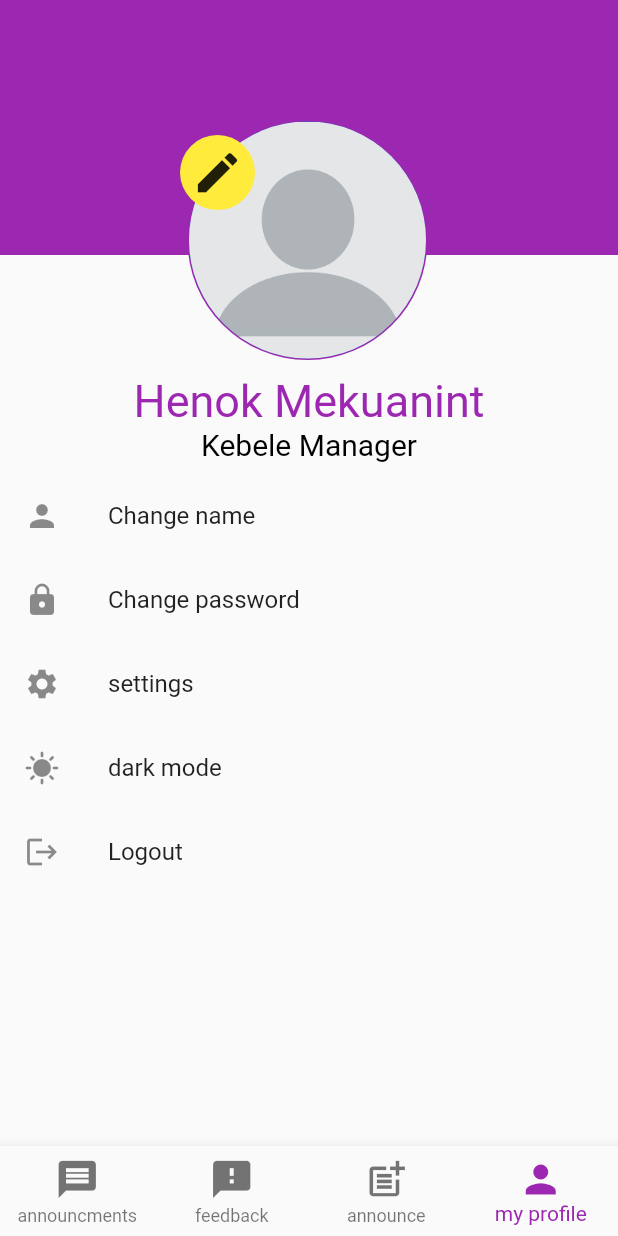
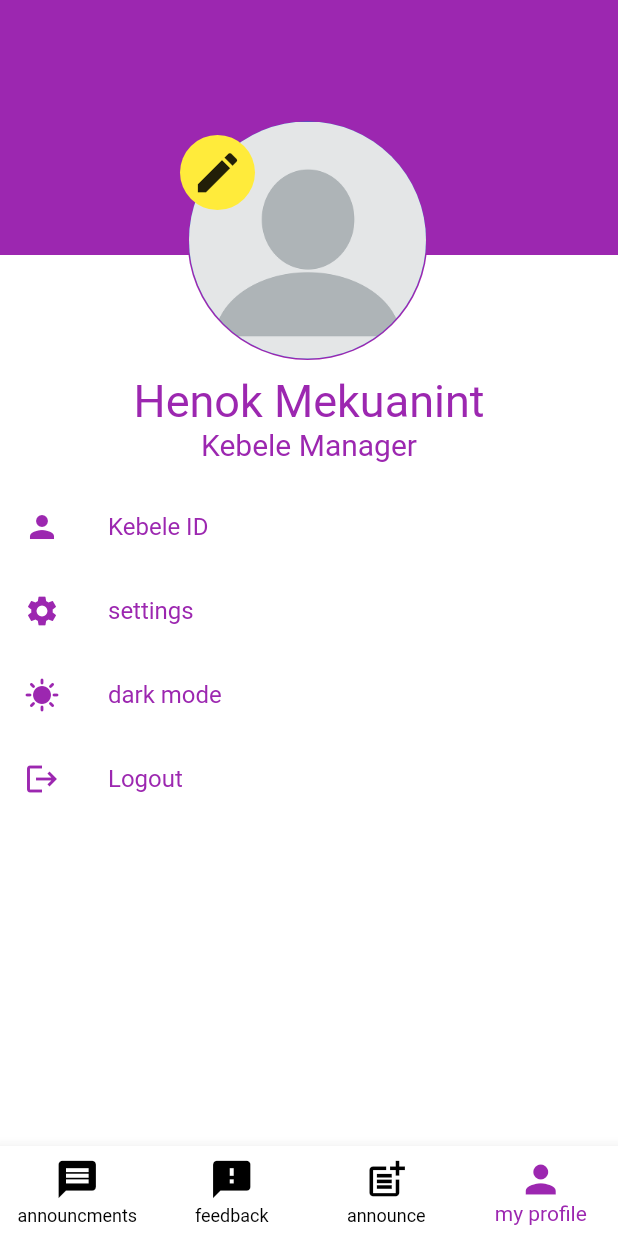
Before and after one commit to Sam-Girma/Kebeleye, a Flutter app: the screen it shows after launch, item 4 of the bottom bar chosen, on a phone screen of 412 x 824 dp. Run offline on Flutter 3.47's test engine with Material 2 defaults, Android fonts, the phone set to English and light mode, and no system bars.

```diff
--- a/kebeleyeapp/lib/pages/officialshomepage.dart
+++ b/kebeleyeapp/lib/pages/officialshomepage.dart
@@ -1,5 +1,6 @@
 import 'package:flutter/material.dart';
 import 'package:kebeleyeapp/materials/colors.dart';
+import 'package:kebeleyeapp/pages/settings.dart';
 
 class OfficialsHomePage extends StatefulWidget {
   @override
@@ -7,7 +8,11 @@ class OfficialsHomePage extends StatefulWidget {
 }
 
 class _OfficialsHomePageState extends State<OfficialsHomePage> {
+  List colors = [Colors.purple, Colors.grey.shade900];
+  int colindex = 0;
   int navindex = 0;
+  @override
+  Widget build(BuildContext context) {
     final pages = [
       Container(color: Colors.white),
       Container(color: Colors.red),
@@ -20,13 +25,14 @@ class _OfficialsHomePageState extends State<OfficialsHomePage> {
               clipBehavior: Clip.none,
               children: [
                 Container(
-                  color:coloringclasss.col1 , height: 170, width: double.infinity),
+                    color: colors[colindex],
+                    height: 170,
+                    width: double.infinity),
                 Positioned(
                   top: 80,
                   left: 125,
-                child: GestureDetector(
                   child: CircleAvatar(
-                    backgroundColor: Colors.purple,
+                    backgroundColor: colors[colindex],
                     radius: 80,
                     child: CircleAvatar(
                         radius: 79,
@@ -34,10 +40,13 @@ class _OfficialsHomePageState extends State<OfficialsHomePage> {
                             AssetImage("assets/profile_picture.png")),
                   ),
                 ),
-              ),
                 Positioned(
                     top: 90,
                     left: 120,
+                    child: GestureDetector(
+                      onTap: () {
+                        print("hena");
+                      },
                       child: Container(
                         height: 50,
                         width: 50,
@@ -46,6 +55,7 @@ class _OfficialsHomePageState extends State<OfficialsHomePage> {
                           color: Colors.yellow,
                         ),
                         child: Icon(Icons.edit, size: 35),
+                      ),
                     ))
               ],
             ),
@@ -53,53 +63,86 @@ class _OfficialsHomePageState extends State<OfficialsHomePage> {
           Center(
             child: Text(
               "Henok Mekuanint",
-            style: TextStyle(color: Colors.purple, fontSize: 30),
+              style: TextStyle(
+                  color: colindex == 0 ? Colors.purple : Colors.white,
+                  fontSize: 30),
             ),
           ),
           Center(
             child: Text("Kebele Manager",
                 style: TextStyle(
-                color: Colors.black,
+                  color: colindex == 0 ? Colors.purple : Colors.white,
                   fontSize: 20,
                 )),
           ),
           Padding(
-          padding: const EdgeInsets.only(top: 8),
+            padding: const EdgeInsets.only(top: 15),
             child: ListTile(
-            leading: Icon(Icons.person),
-            title: Text("Change name"),
+              leading: Icon(
+                Icons.person,
+                color: colindex == 0 ? Colors.purple : Colors.white,
+              ),
+              title: Text("Kebele ID",
+                  style: TextStyle(
+                      color: colindex == 0 ? Colors.purple : Colors.white)),
               onTap: () {},
             ),
           ),
           ListTile(
-          leading: Icon(Icons.lock),
-          title: Text("Change password"),
-          onTap: () {},
+            leading: Icon(Icons.settings,
+                color: colindex == 0 ? Colors.purple : Colors.white),
+            title: Text(
+              "settings",
+              style: TextStyle(
+                  color: colindex == 0 ? Colors.purple : Colors.white),
+            ),
+            onTap: () {
+              Navigator.push(
+                context,
+                MaterialPageRoute(builder: (context) => setting(colindex: colindex,
+
+                )),
+              );
+            },
           ),
           ListTile(
-          leading: Icon(Icons.settings),
-          title: Text("settings"),
-          onTap: () {},
+            leading: Icon(Icons.sunny,
+                color: colindex == 0 ? Colors.purple : Colors.white),
+            title: Text(
+              "dark mode",
+              style: TextStyle(
+                  color: colindex == 0 ? Colors.purple : Colors.white),
+            ),
+            onTap: () {
+              setState(() {
+                if (colindex == 1) {
+                  colindex = 0;
+                } else {
+                  colindex = 1;
+                }
+              });
+            },
           ),
           ListTile(
-          leading: Icon(Icons.sunny),
-          title: Text("dark mode"),
-          onTap: () {},
+            leading: Icon(Icons.logout,
+                color: colindex == 0 ? Colors.purple : Colors.white),
+            title: Text(
+              "Logout",
+              style: TextStyle(
+                  color: colindex == 0 ? Colors.purple : Colors.white),
             ),
-        ListTile(
-          leading: Icon(Icons.logout),
-          title: Text("Logout"),
             onTap: () {},
           ),
         ],
       ),
     ];
-  @override
-  Widget build(BuildContext context) {
     return Scaffold(
+      backgroundColor: colindex == 0 ? Colors.white : Colors.black12,
       body: pages[navindex],
       bottomNavigationBar: BottomNavigationBar(
-        selectedItemColor: Colors.purple,
+        backgroundColor: colindex == 0 ? Colors.white : Colors.grey.shade800,
+        selectedItemColor: colindex == 0 ? Colors.purple : Colors.blue,
+        unselectedItemColor: colindex == 0 ? Colors.black : Colors.white,
         iconSize: 30,
         type: BottomNavigationBarType.fixed,
         currentIndex: navindex,
@@ -121,3 +164,88 @@ class _OfficialsHomePageState extends State<OfficialsHomePage> {
     );
   }
 }
+
+  // ListView(
+  //     children: [
+  //       Container(
+  //         margin: EdgeInsets.only(bottom: 80),
+  //         child: Stack(
+  //           clipBehavior: Clip.none,
+  //           children: [
+  //             Container(
+  //                 color:colors[colindex],
+  //                 height: 170, width: double.infinity
+  //                 ),
+  //             Positioned(
+  //               top: 80,
+  //               left: 125,
+  //               child: GestureDetector(
+
+  //                 child: CircleAvatar(
+  //                   backgroundColor: Colors.purple,
+  //                   radius: 80,
+  //                   child: CircleAvatar(
+  //                       radius: 79,
+  //                       backgroundImage:
+  //                           AssetImage("assets/profile_picture.png")),
+  //                 ),
+  //               ),
+  //             ),
+  //             Positioned(
+  //                 top: 90,
+  //                 left: 120,
+  //                 child: Container(
+  //                   height: 50,
+  //                   width: 50,
+  //                   decoration: BoxDecoration(
+  //                     shape: BoxShape.circle,
+  //                     color: Colors.yellow,
+  //                   ),
+  //                   child: Icon(Icons.edit, size: 35),
+  //                 ))
+  //           ],
+  //         ),
+  //       ),
+  //       Center(
+  //         child: Text(
+  //           "Henok Mekuanint",
+  //           style: TextStyle(color: Colors.purple, fontSize: 30),
+  //         ),
+  //       ),
+  //       Center(
+  //         child: Text("Kebele Manager",
+  //             style: TextStyle(
+  //               color: Colors.black,
+  //               fontSize: 20,
+  //             )),
+  //       ),
+  //       Padding(
+  //         padding: const EdgeInsets.only(top: 8),
+  //         child: ListTile(
+  //           leading: Icon(Icons.person),
+  //           title: Text("Change name"),
+  //           onTap: () {},
+  //         ),
+  //       ),
+  //       ListTile(
+  //         leading: Icon(Icons.lock),
+  //         title: Text("Change password"),
+  //         onTap: () {},
+  //       ),
+  //       ListTile(
+  //         leading: Icon(Icons.settings),
+  //         title: Text("settings"),
+  //         onTap: () {},
+  //       ),
+  //       ListTile(
+  //         leading: Icon(Icons.sunny),
+  //         title: Text("dark mode"),
+  //         onTap: () {},
+  //       ),
+  //       ListTile(
+  //         leading: Icon(Icons.logout),
+  //         title: Text("Logout"),
+  //         onTap: () {},
+  //       ),
+  //     ],
+  //   ),
```
Also changed, not shown: kebeleyeapp/lib/materials/theme_provider.dart (added, +12 -0 lines), kebeleyeapp/lib/pages/settings.dart (added, +51 -0 lines), kebeleyeapp/lib/main.dart (line endings or trailing spaces). Lines whose indentation alone changed are shown as unchanged.
